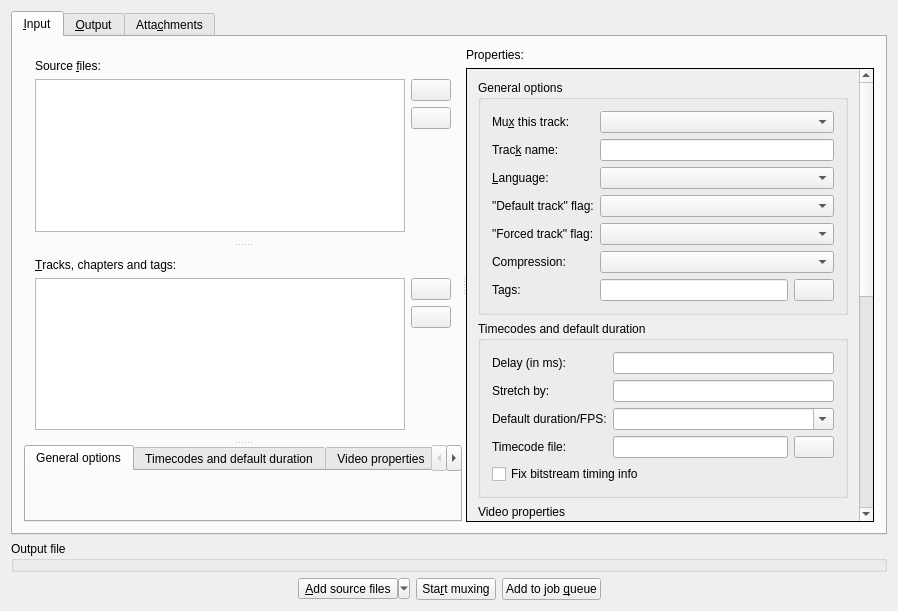
First picture: the form in src/mkvtoolnix-gui/forms/merge/tab.ui, repository jpsdr/MKVToolnix-Windows-7, before the edit.
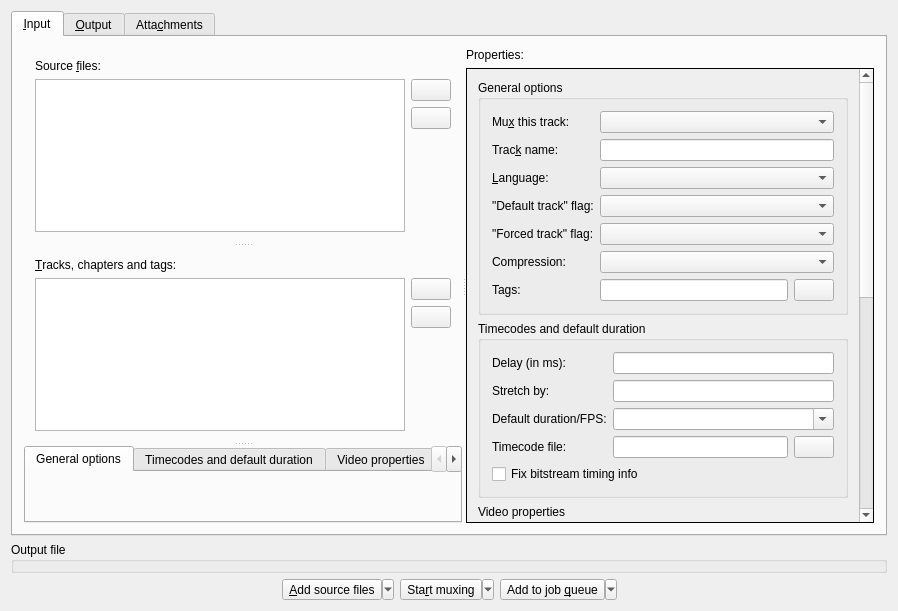
Second picture: the form after the edit. Icons and pictures are not drawn. Custom widgets are drawn as their Qt base class.

Commit message:
GUI: merge: allow overriding of "clear merge settings" actions
Implements #1696.

Patch:
```diff
--- a/src/mkvtoolnix-gui/forms/merge/tab.ui
+++ b/src/mkvtoolnix-gui/forms/merge/tab.ui
@@ -1786,13 +1786,10 @@
        <property name="toolButtonStyle">
         <enum>Qt::ToolButtonTextBesideIcon</enum>
        </property>
-       <property name="arrowType">
-        <enum>Qt::NoArrow</enum>
-       </property>
       </widget>
      </item>
      <item>
-      <widget class="QPushButton" name="startMuxing">
+      <widget class="QToolButton" name="startMuxing">
        <property name="text">
         <string>Sta&amp;rt muxing</string>
        </property>
@@ -1800,10 +1797,16 @@
         <iconset resource="../../qt_resources.qrc">
          <normaloff>:/icons/16x16/media-playback-start.png</normaloff>:/icons/16x16/media-playback-start.png</iconset>
        </property>
+       <property name="popupMode">
+        <enum>QToolButton::MenuButtonPopup</enum>
+       </property>
+       <property name="toolButtonStyle">
+        <enum>Qt::ToolButtonTextBesideIcon</enum>
+       </property>
       </widget>
      </item>
      <item>
-      <widget class="QPushButton" name="addToJobQueue">
+      <widget class="QToolButton" name="addToJobQueue">
        <property name="text">
         <string>Add to job &amp;queue</string>
        </property>
@@ -1811,6 +1814,12 @@
         <iconset resource="../../qt_resources.qrc">
          <normaloff>:/icons/16x16/task-delegate.png</normaloff>:/icons/16x16/task-delegate.png</iconset>
        </property>
+       <property name="popupMode">
+        <enum>QToolButton::MenuButtonPopup</enum>
+       </property>
+       <property name="toolButtonStyle">
+        <enum>Qt::ToolButtonTextBesideIcon</enum>
+       </property>
       </widget>
      </item>
      <item>
```
The commit also changes 5 other files.
